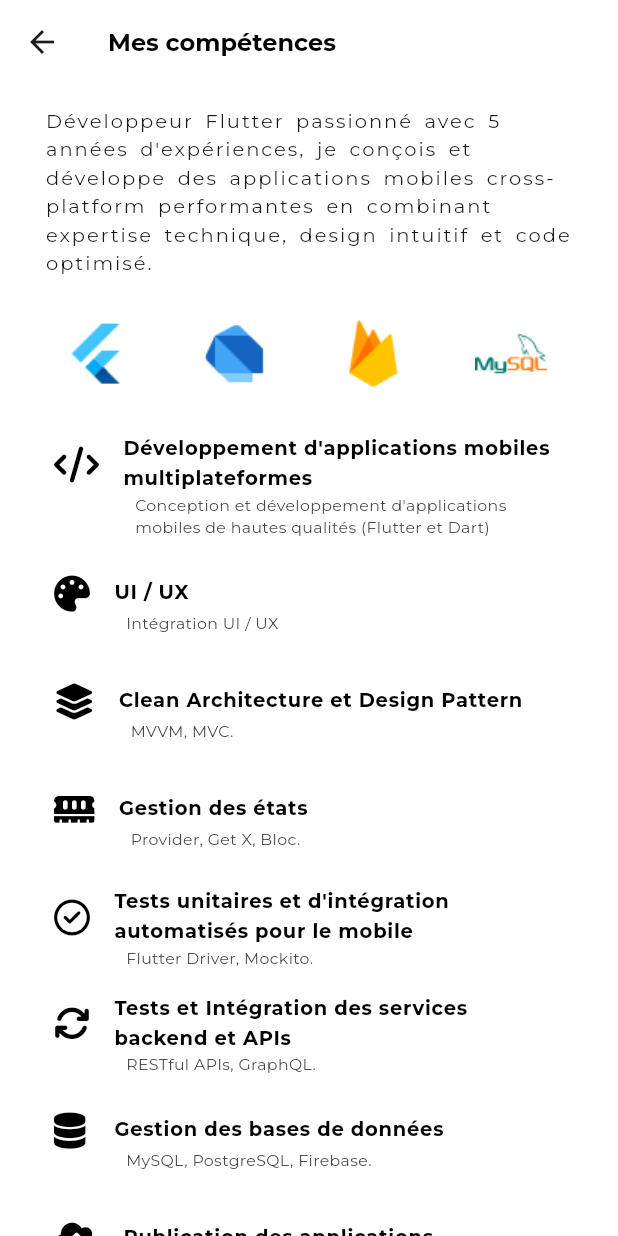
After one commit to emmanuelKouevi/portfolio_flutter, a Flutter app: the SkillView screen opened by its route, on a phone screen of 412 x 824 dp. The commit adds this screen. Run offline on Flutter 3.47's test engine with Material 3 defaults, Android fonts, the phone set to English and light mode, and no system bars; drawn by our look-alikes of animated_text_kit; our stand-ins replace avatar_glow, font_awesome_flutter, google_fonts, open_file; missing offline and left inert: flutter_email_sender.

Commit message:
Add section Skills

```diff
--- a/lib/router.dart
+++ b/lib/router.dart
@@ -3,6 +3,7 @@ import 'package:portfolio_mobile/views/sections/about_me.dart';
 import 'package:portfolio_mobile/views/home_view.dart';
 import 'package:portfolio_mobile/views/sections/my_service.dart';
 import 'package:portfolio_mobile/views/sections/project.dart';
+import 'package:portfolio_mobile/views/sections/skills.dart';
 import 'package:portfolio_mobile/views/splash.dart';
 
 const String homeViewRoute = '/';
@@ -10,6 +11,7 @@ const String splashViewRoute = 'splash_view';
 const String aboutMeViewRoute = 'about_me_view';
 const String projectViewRoute = 'project_view';
 const String serviceViewRoute = 'service_view';
+const String skillViewRoute = 'skill_view';
 
 
 Route<dynamic> generateRoute(RouteSettings settings) {
@@ -36,6 +38,11 @@ Route<dynamic> generateRoute(RouteSettings settings) {
       // ignore: dead_code
       break;
 
+    case skillViewRoute:
+      return MaterialPageRoute(builder: (_) => const SkillView());
+      // ignore: dead_code
+      break;
+
     default:
       return MaterialPageRoute(builder: (_) => const HomeView());
   }
--- a/lib/views/home_view.dart
+++ b/lib/views/home_view.dart
@@ -106,7 +106,9 @@ class _HomeViewState extends State<HomeView> {
             ),
           ),
 
-          Column(
+          GestureDetector(
+            onTap: () => Navigator.pushNamed(context, skillViewRoute),
+            child: Column(
               children: [
                 Image.asset("assets/icons/skills.png", height: 60,),
                 spacer,
@@ -114,6 +116,7 @@ class _HomeViewState extends State<HomeView> {
                   fontWeight: FontWeight.bold, fontSize: 16
                 ),)
               ],
+            ),
           ),
 
           GestureDetector(
@@ -174,9 +177,8 @@ class _HomeViewState extends State<HomeView> {
 
           try {
             await FlutterEmailSender.send(email);
-            platformResponse = 'success';
+            platformResponse = 'Fermeture de votre couriel';
           } catch (error) {
-            print(error);
             platformResponse = error.toString();
           }
 
--- /dev/null
+++ b/lib/views/sections/skills.dart
@@ -0,0 +1,152 @@
+import 'package:animated_text_kit/animated_text_kit.dart';
+import 'package:flutter/material.dart';
+import 'package:font_awesome_flutter/font_awesome_flutter.dart';
+import 'package:google_fonts/google_fonts.dart';
+
+import '../widgets/service_item.dart';
+
+class SkillView extends StatelessWidget {
+  const SkillView({super.key});
+
+  @override
+  Widget build(BuildContext context) {
+
+    final List<String> devAppMultiDevices = [
+      "Conception et développement d'applications mobiles de hautes qualités (Flutter et Dart)"
+    ];
+
+    final List<String> uiIntegration = [
+      "Intégration UI / UX"
+    ];
+
+    final List<String> stateManagement = [
+      "Provider, Get X, Bloc.",
+    ];
+
+    final List<String> designPattern = [
+      "MVVM, MVC.",
+    ];
+
+    final List<String> maintainAndSupport = [
+      "Flutter Driver, Mockito.",
+    ];
+
+    final List<String> databaseManagement = [
+      "MySQL, PostgreSQL, Firebase.",
+    ];
+
+    final List<String> apiIntegration = [
+      "RESTful APIs, GraphQL.",
+    ];
+
+    final List<String> appDistribution = [
+      "Google Play Store, App Store, Huawei App Gallery.",
+    ];
+
+    final title = Text("Mes compétences",
+      style: GoogleFonts.montserrat(
+          fontSize: 16, fontWeight: FontWeight.bold, color: Colors.black),
+    );
+
+    final description = Container(
+      padding: const EdgeInsets.only(left: 10, right: 10, top: 15),
+      child: AnimatedTextKit(
+        animatedTexts: [
+          TypewriterAnimatedText("""Développeur Flutter passionné avec 5 années d'expériences, je conçois et développe des applications mobiles cross-platform performantes en combinant expertise technique, design intuitif et code optimisé."""
+              , textStyle: GoogleFonts.montserrat(
+                  fontSize: 13, color: Colors.black.withOpacity(0.9), letterSpacing: 1.3, wordSpacing: 3
+              ), speed: const Duration(microseconds: 10000)),
+        ],
+        isRepeatingAnimation: false,
+      ),
+    );
+    return Scaffold(
+      backgroundColor: Colors.white,
+      appBar: AppBar(
+        backgroundColor: Colors.transparent,
+        title: title,
+      ),
+      body: SingleChildScrollView(
+        padding: const EdgeInsets.only(right: 10, left: 10),
+        child: Column(
+          children: [
+            Container(
+              padding: const EdgeInsets.only(left: 10, right: 10),
+              child: Column(
+                children: [
+                  description,
+                  const SizedBox(height: 5,),
+                  SizedBox(
+                    height: MediaQuery.of(context).size.height/9,
+                    width: MediaQuery.of(context).size.width,
+                    child: ListView(
+                      scrollDirection: Axis.horizontal,
+                      children: [
+                        Image.asset("assets/icons/flutter.png", height: 60,),
+                        Image.asset("assets/icons/dart.png", height: 60,),
+                        Image.asset("assets/icons/firebase.png", height: 60,),
+                        Image.asset("assets/icons/mysql.png", height: 60,),
+                        Image.asset("assets/icons/postgres.png", height: 60,),
+                        Image.asset("assets/icons/git.png", height: 60,),
+                      ],
+                    ),
+                  ),
+                  SizedBox(
+                    height: MediaQuery.of(context).size.height/1.5,
+                    width: MediaQuery.of(context).size.width,
+                    child: ListView(
+                      padding: const EdgeInsets.only(bottom: 30),
+                      children: [
+                        ServiceItem(
+                            iconData: FontAwesomeIcons.code,
+                            title: "Développement d'applications mobiles multiplateformes",
+                            subtitles: devAppMultiDevices
+                        ),
+                        ServiceItem(
+                            iconData: FontAwesomeIcons.palette,
+                            title: "UI / UX",
+                            subtitles: uiIntegration
+                        ),
+                        ServiceItem(
+                            iconData: FontAwesomeIcons.layerGroup,
+                            title: "Clean Architecture et Design Pattern",
+                            subtitles: designPattern
+                        ),
+                        ServiceItem(
+                            iconData: FontAwesomeIcons.memory,
+                            title: "Gestion des états",
+                            subtitles: stateManagement
+                        ),
+                        ServiceItem(
+                            iconData: FontAwesomeIcons.circleCheck,
+                            title: "Tests unitaires et d'intégration automatisés pour le mobile",
+                            subtitles: maintainAndSupport
+                        ),
+                        ServiceItem(
+                            iconData: FontAwesomeIcons.arrowsRotate,
+                            title: "Tests et Intégration des services backend et APIs",
+                            subtitles: apiIntegration
+                        ),
+                        ServiceItem(
+                            iconData: FontAwesomeIcons.database,
+                            title: "Gestion des bases de données",
+                            subtitles: databaseManagement
+                        ),
+
+                        ServiceItem(
+                            iconData: FontAwesomeIcons.cloudArrowUp,
+                            title: "Publication des applications",
+                            subtitles: appDistribution
+                        ),
+                      ],
+                    ),
+                  ),
+                ],
+              ),
+            )
+          ],
+        ),
+      ),
+    );
+  }
+}
```
Also changed, not shown: assets/icons/dart.png (added), assets/icons/firebase.png (added), assets/icons/flutter.png (added), assets/icons/git.png (added), assets/icons/mysql.png (added), assets/icons/postgres.png (added), 5 other files. Lines whose indentation alone changed are shown as unchanged.
